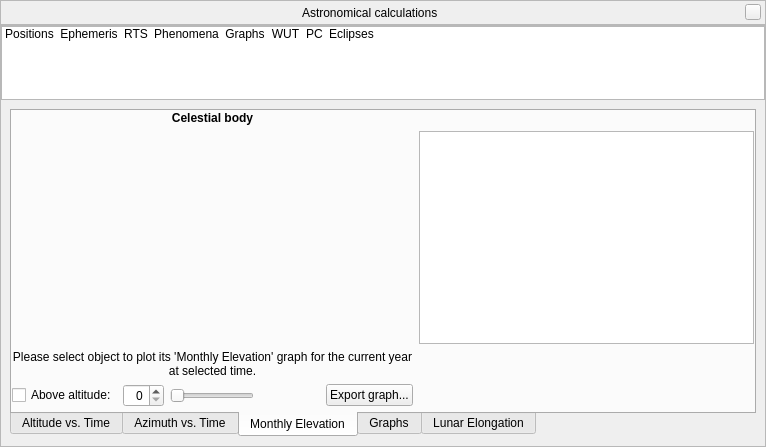
The window that src/gui/astroCalcDialog.ui (Stellarium/stellarium) describes before a commit, drawn with Qt 5.
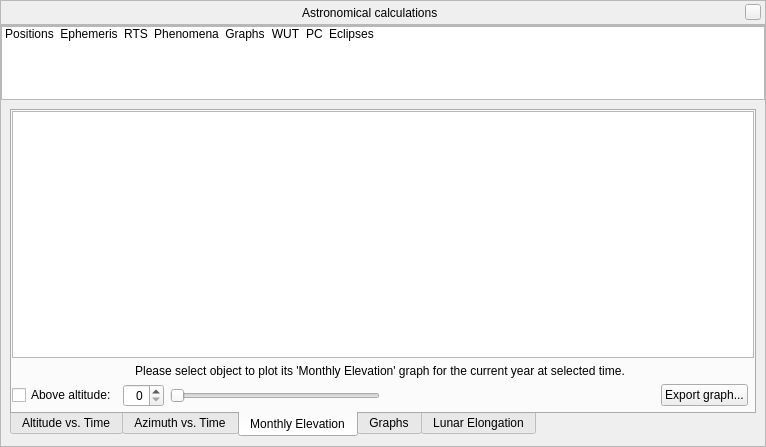
The same window after the commit. The open tabs and pages were chosen to show the change. Icons and pictures are not drawn. Custom widgets are drawn as their Qt base class.

Commit message: Removed old monthlyElevationPlot and accessories

The edit to the form file:
```diff
--- a/src/gui/astroCalcDialog.ui
+++ b/src/gui/astroCalcDialog.ui
@@ -1648,46 +1648,6 @@
                <number>4</number>
               </property>
               <item row="2" column="0">
-               <widget class="QLabel" name="monthlyElevationLabel">
-                <property name="sizePolicy">
-                 <sizepolicy hsizetype="Preferred" vsizetype="Minimum">
-                  <horstretch>0</horstretch>
-                  <verstretch>0</verstretch>
-                 </sizepolicy>
-                </property>
-                <property name="maximumSize">
-                 <size>
-                  <width>16777215</width>
-                  <height>30</height>
-                 </size>
-                </property>
-                <property name="text">
-                 <string>Please select object to plot its 'Monthly Elevation' graph for the current year at selected time.</string>
-                </property>
-                <property name="alignment">
-                 <set>Qt::AlignCenter</set>
-                </property>
-                <property name="wordWrap">
-                 <bool>true</bool>
-                </property>
-               </widget>
-              </item>
-              <item row="0" column="0">
-               <widget class="QLabel" name="monthlyElevationTitle">
-                <property name="font">
-                 <font>
-                  <bold>true</bold>
-                 </font>
-                </property>
-                <property name="text">
-                 <string>Celestial body</string>
-                </property>
-                <property name="alignment">
-                 <set>Qt::AlignCenter</set>
-                </property>
-               </widget>
-              </item>
-              <item row="3" column="0">
                <layout class="QHBoxLayout" name="horizontalLayout_10">
                 <item>
                  <layout class="QHBoxLayout" name="horizontalLayout_21">
@@ -1760,6 +1720,19 @@
                   </property>
                  </widget>
                 </item>
+                <item>
+                 <spacer name="horizontalSpacer_19">
+                  <property name="orientation">
+                   <enum>Qt::Horizontal</enum>
+                  </property>
+                  <property name="sizeHint" stdset="0">
+                   <size>
+                    <width>40</width>
+                    <height>20</height>
+                   </size>
+                  </property>
+                 </spacer>
+                </item>
                 <item>
                  <widget class="QPushButton" name="exportMonthlyElevationPushButton">
                   <property name="text">
@@ -1770,16 +1743,31 @@
                </layout>
               </item>
               <item row="1" column="0">
-               <widget class="QCustomPlot" name="monthlyElevationGraph" native="true">
+               <widget class="QLabel" name="monthlyElevationLabel">
                 <property name="sizePolicy">
-                 <sizepolicy hsizetype="Preferred" vsizetype="Expanding">
+                 <sizepolicy hsizetype="Preferred" vsizetype="Minimum">
                   <horstretch>0</horstretch>
                   <verstretch>0</verstretch>
                  </sizepolicy>
                 </property>
+                <property name="maximumSize">
+                 <size>
+                  <width>16777215</width>
+                  <height>30</height>
+                 </size>
+                </property>
+                <property name="text">
+                 <string>Please select object to plot its 'Monthly Elevation' graph for the current year at selected time.</string>
+                </property>
+                <property name="alignment">
+                 <set>Qt::AlignCenter</set>
+                </property>
+                <property name="wordWrap">
+                 <bool>true</bool>
+                </property>
                </widget>
               </item>
-              <item row="1" column="1">
+              <item row="0" column="0" colspan="2">
                <widget class="QChartView" name="monthlyElevationChartView"/>
               </item>
              </layout>
```
Left out of the diff: 2 changed lines with no effect on the pictures. The commit also changes 3 other files.
